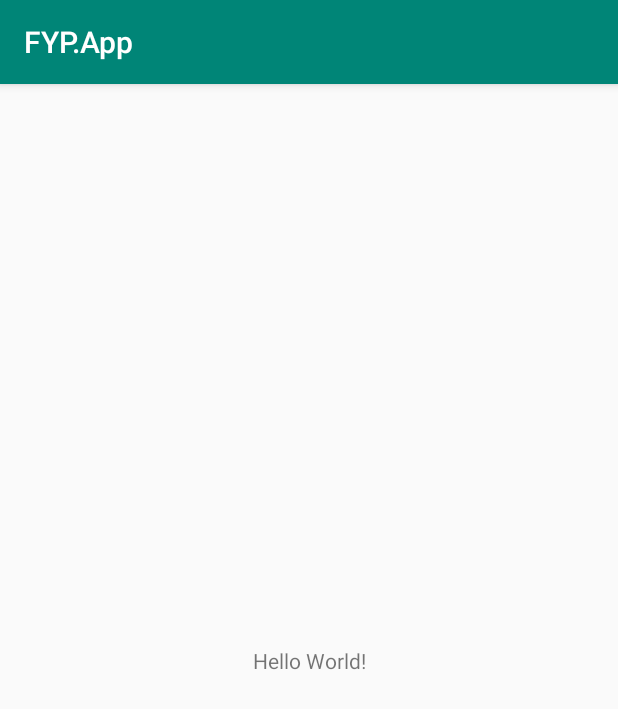
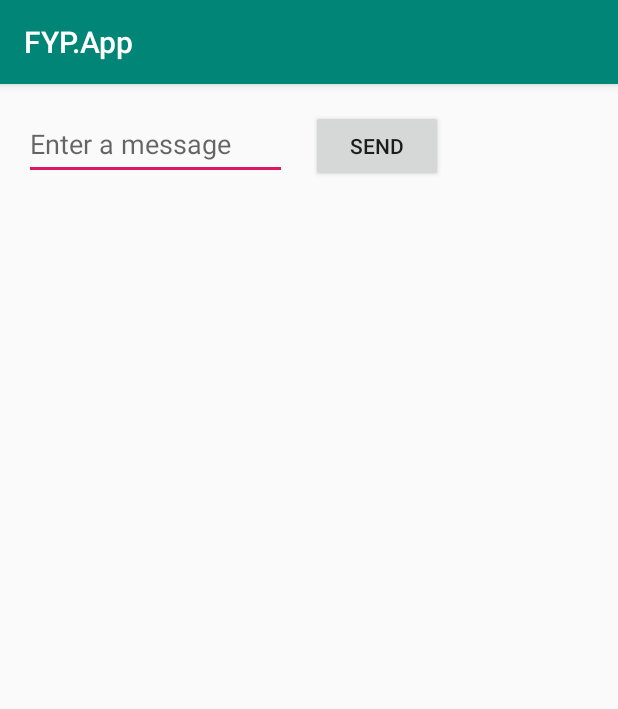
Before and after one commit to LorcanMcVeigh/FYP-Comic-Frame, an Android app: the screen it shows after launch (MainActivity), on a phone screen of 412 x 824 dp. Shown: the top 709 px of the screen. Run offline under Robolectric (Android 15) with nearby library versions, the phone set to English and light mode, and no system bars.

Commit message:
New project structure

```diff
--- /dev/null
+++ b/src/main/java/FYP/fypapp/classes/Collect.kt
@@ -0,0 +1,13 @@
+package FYP.fypapp.classes
+
+abstract class Collect {
+    var c : Array<Comic>
+
+    init {
+        c = emptyArray<Comic>()
+    }
+
+    fun addMember(com : Comic) {
+        c.plus(com)
+    }
+}
--- /dev/null
+++ b/src/main/java/FYP/fypapp/classes/Comic.kt
@@ -0,0 +1,4 @@
+package FYP.fypapp.classes
+
+class Comic(val name : String, var image : String, val issue : Int, val artist : String?, val group : Group?) {
+}
--- /dev/null
+++ b/src/main/java/FYP/fypapp/classes/Group.kt
@@ -0,0 +1,5 @@
+package FYP.fypapp.classes
+
+class Group (val name: String = "default"): Collect(){
+
+}
--- /dev/null
+++ b/src/main/java/FYP/fypapp/classes/Series.kt
@@ -0,0 +1,5 @@
+package FYP.fypapp.classes
+
+class Series(val name : String): Collect() {
+
+}
--- a/src/main/res/layout/activity_main.xml
+++ b/src/main/res/layout/activity_main.xml
@@ -6,13 +6,26 @@
     android:layout_height="match_parent"
     tools:context=".MainActivity">
 
-    <TextView
+    <EditText
+        android:id="@+id/editText"
+        android:layout_width="175dp"
+        android:layout_height="48dp"
+        android:layout_marginStart="16dp"
+        android:layout_marginLeft="16dp"
+        android:layout_marginTop="16dp"
+        android:ems="10"
+        android:hint="@string/edit_message"
+        android:inputType="textPersonName"
+        app:layout_constraintStart_toStartOf="parent"
+        app:layout_constraintTop_toTopOf="parent" />
+
+    <Button
+        android:id="@+id/button"
         android:layout_width="wrap_content"
         android:layout_height="wrap_content"
-        android:text="Hello World!"
-        app:layout_constraintBottom_toBottomOf="parent"
-        app:layout_constraintLeft_toLeftOf="parent"
-        app:layout_constraintRight_toRightOf="parent"
-        app:layout_constraintTop_toTopOf="parent" />
-
+        android:layout_marginStart="16dp"
+        android:layout_marginLeft="16dp"
+        android:text="@string/button_send"
+        app:layout_constraintBaseline_toBaselineOf="@+id/editText"
+        app:layout_constraintStart_toEndOf="@+id/editText" />
 </androidx.constraintlayout.widget.ConstraintLayout>
--- a/src/main/res/values/strings.xml
+++ b/src/main/res/values/strings.xml
@@ -1,3 +1,5 @@
 <resources>
     <string name="app_name">FYP.App</string>
+    <string name="edit_message" translatable="false">Enter a message</string>
+    <string name="button_send" translatable="false">Send</string>
 </resources>
```
Also changed, not shown: 1 other file.
